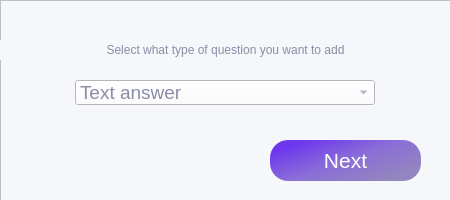
First picture: the form in designsUi/add1_design.ui, repository katerinassh/testry, before the edit.
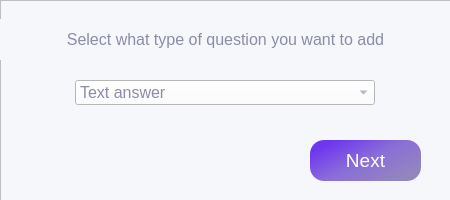
Second picture: the form after the edit.

Patch:
```diff
--- a/designsUi/add1_design.ui
+++ b/designsUi/add1_design.ui
@@ -38,13 +38,16 @@
     <property name="geometry">
      <rect>
       <x>0</x>
-      <y>40</y>
+      <y>19</y>
       <width>451</width>
-      <height>20</height>
+      <height>41</height>
      </rect>
     </property>
     <property name="text">
-     <string>Select what type of question you want to add</string>
+     <string>&lt;html&gt;&lt;head/&gt;&lt;body&gt;&lt;p align=&quot;center&quot;&gt;&lt;span style=&quot; font-size:12pt;&quot;&gt;Select what type of question you want to add&lt;/span&gt;&lt;/p&gt;&lt;/body&gt;&lt;/html&gt;</string>
+    </property>
+    <property name="textFormat">
+     <enum>Qt::RichText</enum>
     </property>
     <property name="alignment">
      <set>Qt::AlignCenter</set>
@@ -53,16 +56,16 @@
    <widget class="QPushButton" name="pushButton">
     <property name="geometry">
      <rect>
-      <x>270</x>
+      <x>310</x>
       <y>140</y>
-      <width>151</width>
+      <width>111</width>
       <height>41</height>
      </rect>
     </property>
     <property name="font">
      <font>
-      <family>.AppleSystemUIFont</family>
-      <pointsize>16</pointsize>
+      <family>MS Shell Dlg 2</family>
+      <pointsize>14</pointsize>
       <weight>50</weight>
       <italic>false</italic>
       <bold>false</bold>
@@ -70,7 +73,8 @@
     </property>
     <property name="styleSheet">
      <string notr="true">background-color: qlineargradient(spread:pad, x1:0.07, y1:0.227364, x2:0.895, y2:0.847, stop:0 rgba(110, 55, 238, 255), stop:0.487562 rgba(138, 110, 215, 255), stop:1 rgba(147, 134, 190, 255));
-border-radius: 18px;
+font: 14pt &quot;MS Shell Dlg 2&quot;;
+border-radius: 14px;
 color: rgb(255, 255, 255);</string>
     </property>
     <property name="text">
@@ -89,7 +93,7 @@
     <property name="font">
      <font>
       <family>.AppleSystemUIFont</family>
-      <pointsize>14</pointsize>
+      <pointsize>12</pointsize>
       <weight>50</weight>
       <italic>false</italic>
       <bold>false</bold>
```
Left out of the diff: 11 changed lines with no effect on the pictures.
